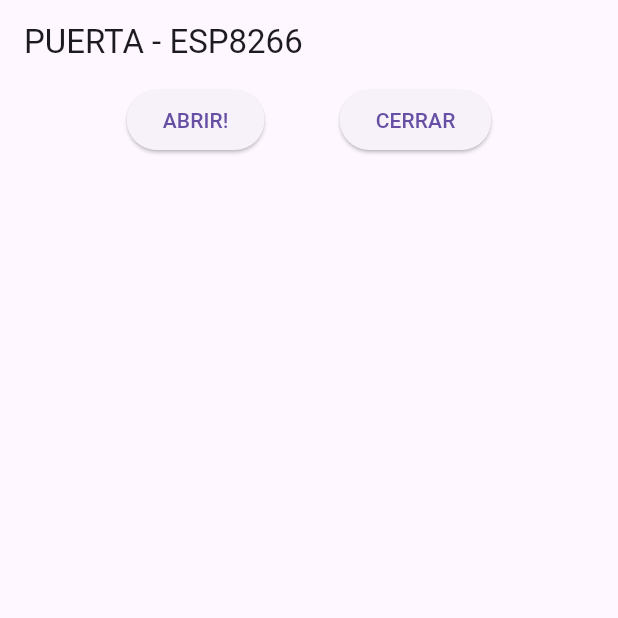
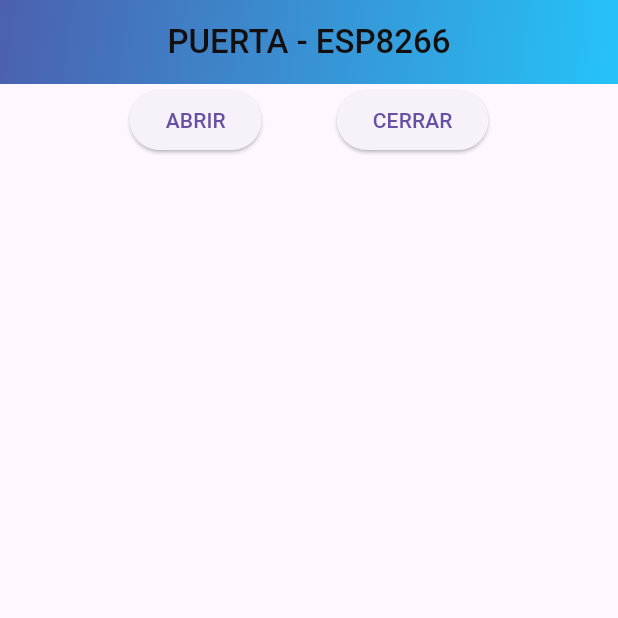
Before and after one commit to ethedy/TUCErradura-app, a Flutter app: the screen it shows after launch, on a phone screen of 412 x 824 dp, the top half of it. Run offline on Flutter 3.47's test engine with Material 3 defaults, Android fonts, the phone set to English and light mode, and no system bars.

Commit message:
cambio de apariencia

```diff
--- a/scratch/flutter_application_1/lib/main.dart
+++ b/scratch/flutter_application_1/lib/main.dart
@@ -1,6 +1,5 @@
 import 'package:flutter/material.dart';
 import 'package:http/http.dart' as http;
-import 'dart:convert';
 
 void main() => runApp(MyApp());
 
@@ -50,9 +49,29 @@ class _MyHomePageState extends State<MyHomePage> {
   Widget build(BuildContext context) {
     return Scaffold(
       appBar: AppBar(
-        title: const Text('PUERTA - ESP8266'),
-        shadowColor: Colors.blue,
+        title: const Text(
+          'PUERTA - ESP8266',
+          style: TextStyle(
+            color: Color.fromARGB(255, 19, 15, 15),
+            fontWeight: FontWeight.w500,
+          ),
+        ),
+        backgroundColor: Colors.blue,
+        shadowColor: Colors.grey,
         scrolledUnderElevation: 20.0,
+        centerTitle: true,
+        flexibleSpace: Container(
+          decoration: const BoxDecoration(
+            gradient: LinearGradient(
+              colors: [
+                Color(0xFF4C60AF),
+                Color.fromARGB(255, 37, 195, 248),
+              ],
+              begin: Alignment.topLeft,
+              end: Alignment.bottomRight,
+            ),
+          ),
+        ),
       ),
       body: Column(
         children: <Widget>[
@@ -61,7 +80,7 @@ class _MyHomePageState extends State<MyHomePage> {
             children: <Widget>[
               ElevatedButton(
                 onPressed: () => _sendRequest('open'),
-                child: const Text('ABRIR!'),
+                child: const Text('ABRIR'),
               ),
               const SizedBox(width: 50),
               ElevatedButton(
@@ -73,9 +92,10 @@ class _MyHomePageState extends State<MyHomePage> {
           Expanded(
             child: ListView.builder(
               itemCount: log.length,
-              itemBuilder: (context, index) {
+              itemBuilder: (BuildContext context, int index) {
                 return ListTile(
                   title: Text(log[index]),
+                  onTap: () {},
                 );
               },
             ),
```
